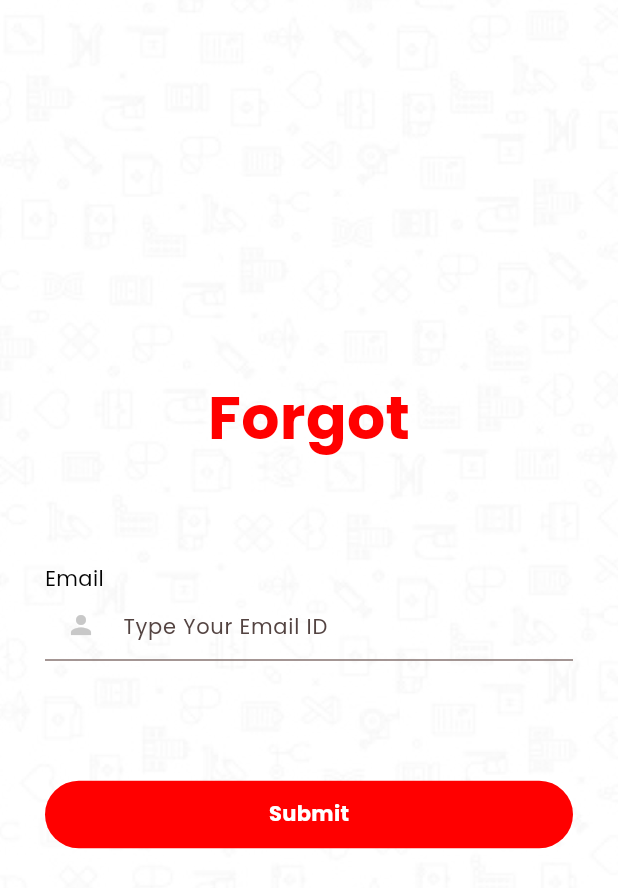
After one commit to ominfowave/monopharma, a Flutter app: the ForgotPassword screen opened by its route, on a phone screen of 412 x 824 dp. The commit adds this screen. Shown: the top 888 px of the screen. Run offline on Flutter 3.47's test engine with Material 3 defaults, Android fonts, the phone set to English and light mode, and no system bars; our stand-ins replace dio, fluttertoast, google_fonts, internet_connection_checker, open_file, retrofit and 2 more; accounts and stored records are empty; generated files the repository leaves out were written again.

Commit message:
- create a forgot screen

```diff
--- a/lib/main.dart
+++ b/lib/main.dart
@@ -1,4 +1,5 @@
 import 'package:flutter/material.dart';
+import 'package:mono/ui/forgot%20password/forgot_password.dart';
 import 'package:mono/ui/login/login_screen.dart';
 import 'package:mono/ui/productDetail/product_detail.dart';
 import 'package:mono/ui/signup/signup_screen.dart';
@@ -47,7 +48,9 @@ class MyApp extends StatelessWidget {
         // --------------------------- Dashboard Screen -----------------------------------------
         DashboardBaseScreen.routeName: (ctx) => const DashboardBaseScreen(),
         // --------------------------- ProductDetail Screen -----------------------------------------
-        ProductDetail.routeName: (ctx) => const ProductDetail()
+        ProductDetail.routeName: (ctx) => const ProductDetail(),
+        //-----------------------------Forgot password --------------------------------------------
+        ForgotPassword.routeName: (ctx) => const ForgotPassword()
       },
     );
   }
--- /dev/null
+++ b/lib/ui/forgot password/forgot_password.dart
@@ -0,0 +1,124 @@
+import 'package:flutter/material.dart';
+import 'package:google_fonts/google_fonts.dart';
+
+import '../../utils/colors.dart';
+import '../../utils/custom_strings.dart';
+import '../../utils/utils.dart';
+import '../../widgets/text_widget.dart';
+
+class ForgotPassword extends StatefulWidget {
+  const ForgotPassword({super.key});
+
+  static String routeName = '/forgot_password';
+
+  @override
+  State<ForgotPassword> createState() => _ForgotPasswordState();
+}
+
+class _ForgotPasswordState extends State<ForgotPassword> {
+
+  final GlobalKey<FormState> _formKey = GlobalKey<FormState>();
+  TextEditingController emailController = TextEditingController();
+  bool isLoading = false;
+
+  @override
+  Widget build(BuildContext context) {
+    return Scaffold(
+      body: Container(
+        decoration: Utils.getDecorationBg(),
+        padding: const EdgeInsets.symmetric(horizontal: 30),
+        child: Column(
+          mainAxisAlignment: MainAxisAlignment.spaceBetween,
+          children: [
+            Expanded(
+              child: Form(
+                key: _formKey,
+                child: Column(
+                  mainAxisAlignment: MainAxisAlignment.center,
+                  children: [
+                    TextWrapper(
+                      textShow: CustomString.forgot,
+                      fontSize: 40,
+                      fontWeight: FontWeight.bold,
+                      textColor: CustomColor.themeColor,
+                    ),
+                    const SizedBox(height: 80),
+                    Align(
+                      alignment: Alignment.centerLeft,
+                      child: TextWrapper(
+                        textShow: CustomString.email,
+                        fontSize: 14,
+                        fontWeight: FontWeight.normal,
+                        textColor: CustomColor.userNamePassTextColor,
+                      ),
+                    ),
+                    TextFormField(
+                      controller: emailController,
+                      decoration: InputDecoration(
+                        hintText: CustomString.emailId,
+                        prefixIcon: const Icon(
+                          Icons.person,
+                          color: CustomColor.prefixIconColor,
+                          size: 20,
+                        ),
+                        counterText: "",
+                        contentPadding: const EdgeInsets.only(top: 15),
+                      ),
+                      style: GoogleFonts.poppins(
+                        color: CustomColor.userNamePassTextColor,
+                        fontSize: 14,
+                      ),
+                      maxLength: 25,
+                      validator: (value) {
+                        if (value == null || value.isEmpty) {
+                          return CustomString.errorEmptyUserName;
+                        }
+                        return null;
+                      },
+                    ),
+
+
+                    const SizedBox(height: 80),
+                    GestureDetector(
+                      onTap: () {
+
+
+                      },
+                      child: Container(
+                        width: MediaQuery.of(context).size.width,
+                        decoration: BoxDecoration(
+                          color: CustomColor.themeColor,
+                          borderRadius: BorderRadius.circular(50),
+                        ),
+                        padding: const EdgeInsets.symmetric(vertical: 12.0),
+                        child: Center(
+                          child: isLoading
+                              ? const SizedBox(
+                            width: 20,
+                            height: 20,
+                            child: CircularProgressIndicator(
+                              color: Colors.white,
+                              strokeWidth: 2,
+                            ),
+                          )
+                              : TextWrapper(
+                            textShow: CustomString.submitButton,
+                            height: 0,
+                            textColor: CustomColor.white,
+                            fontWeight: FontWeight.bold,
+                            fontSize: 14,
+                          ),
+                        ),
+                      ),
+                    ),
+                  ],
+                ),
+              ),
+            ),
+
+          ],
+        ),
+      ),
+    );
+  }
+}
--- a/lib/ui/login/login_screen.dart
+++ b/lib/ui/login/login_screen.dart
@@ -1,6 +1,7 @@
 import 'package:flutter/material.dart';
 import 'package:google_fonts/google_fonts.dart';
 import 'package:mono/ui/dashboard/dashboard_screen.dart';
+import 'package:mono/ui/forgot%20password/forgot_password.dart';
 import 'package:mono/utils/colors.dart';
 import 'package:mono/utils/custom_strings.dart';
 import 'package:mono/utils/utils.dart';
@@ -144,13 +145,19 @@ class _LoginScreenState extends State<LoginScreen> {
                       },
                     ),
                     const SizedBox(height: 20),
-                    Align(
+                    InkWell(
+                      onTap: (){
+                        Navigator.pushNamed(context, ForgotPassword.routeName);
+                      },
+
+                      child: Align(
                         alignment: Alignment.centerRight,
                         child: TextWrapper(
                           textShow: CustomString.forgotPassword,
                           fontSize: 13,
                           fontWeight: FontWeight.normal,
                           textColor: CustomColor.userNamePassTextColor,
+                        ),
                       ),
                     ),
                     const SizedBox(height: 80),
--- a/lib/utils/custom_strings.dart
+++ b/lib/utils/custom_strings.dart
@@ -24,6 +24,11 @@ class CustomString{
   static String signUpNow = "Sign Up Now"; // sign up now
   static String errorEmptyUserName = "Please enter username"; // sign up now
   static String errorEmptyPassword = "Please enter password"; // sign up now
+
+
+  //---------------------------------forgot password-----------------------------------------
+  static String forgot = "Forgot";
+  static String submitButton = "Submit";
 
   // ------------------------------- Registration ---------------------------------------------
   static String registration = "Registration";
```
Lines whose indentation alone changed are shown as unchanged.
